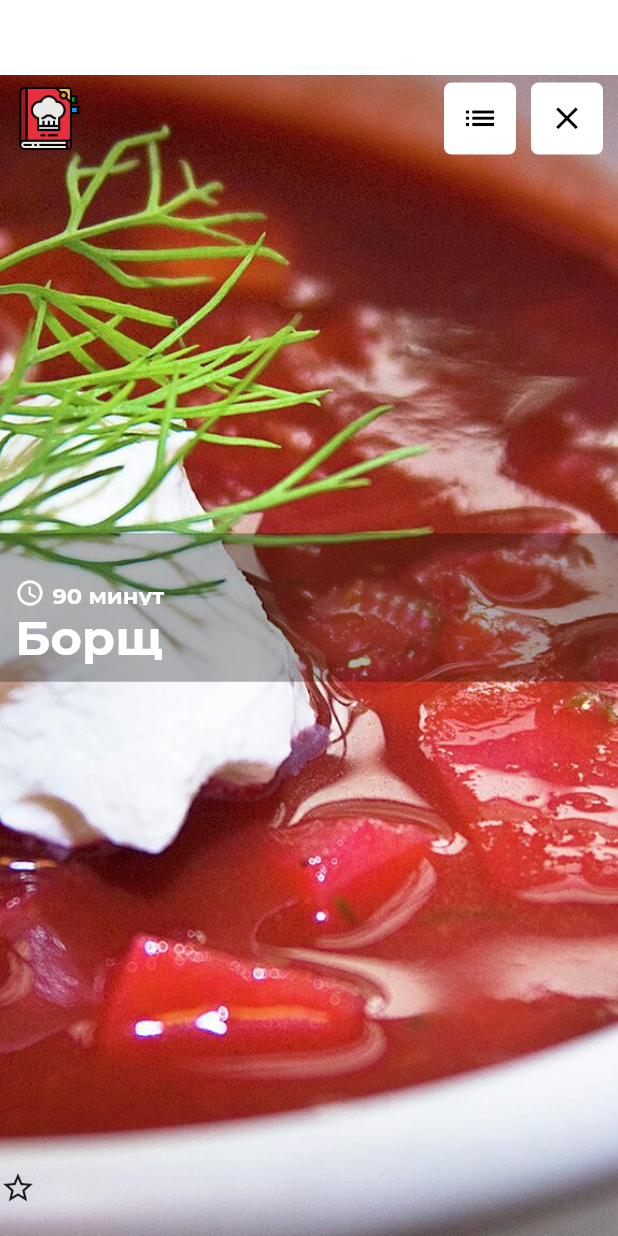
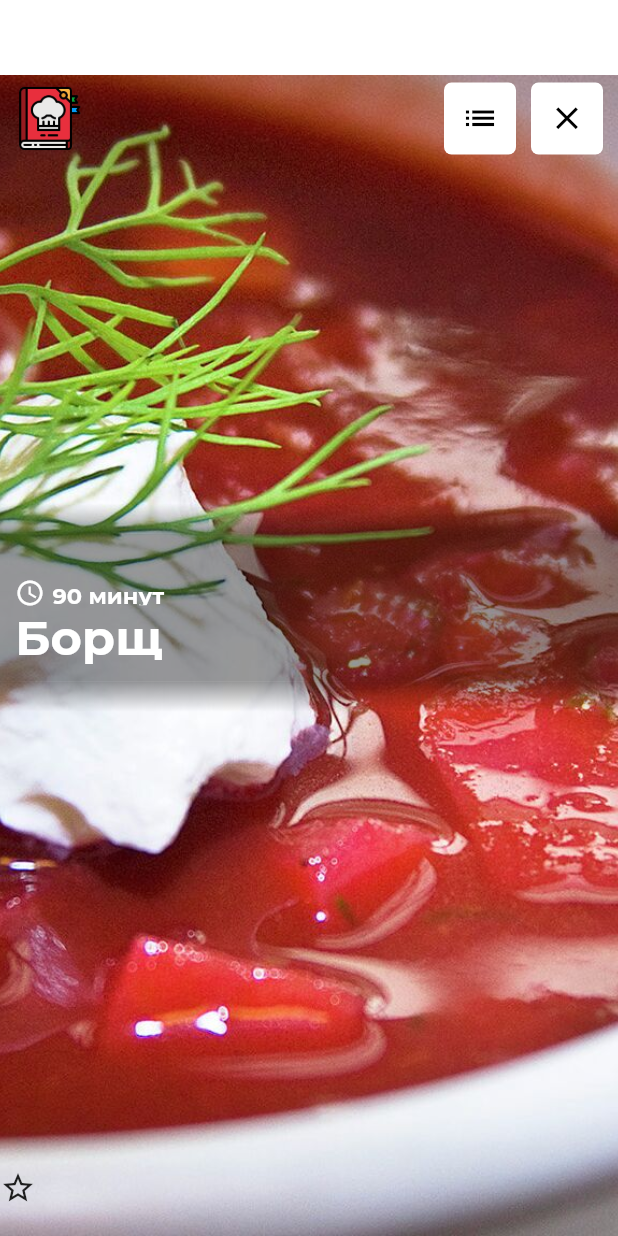
Before and after one commit to OlesiaPalchunova/voice-recipe, a Flutter app: the screen it shows after launch, after a tap on "Борщ", on a phone screen of 412 x 824 dp. Run offline on Flutter 3.47's test engine with Material 2 defaults, Android fonts, the phone set to English and light mode, and no system bars; our stand-ins replace flutter_tts, speech_to_text, video_player; project files that could hold a hidden picture were left out.

Commit message:
added linear gradient for recipe face page and recipe header

```diff
--- a/lib/components/recipe_header_card.dart
+++ b/lib/components/recipe_header_card.dart
@@ -38,11 +38,18 @@ class RecipeHeaderCard extends StatelessWidget {
               width: width,
               alignment: Alignment.centerLeft,
               decoration: BoxDecoration(
-                  color: Colors.black87.withOpacity(0.3),
+                gradient: LinearGradient(
+                  begin: Alignment.topCenter,
+                  end: Alignment.bottomCenter,
+                  colors: [
+                    Colors.black87.withOpacity(0.6),
+                    Colors.black87.withOpacity(0.0),
+                  ]
+                ),
                   borderRadius: BorderRadius.vertical(
                       top: Radius.circular(borderRadius))),
               // width: double.infinity,
-              padding: const EdgeInsets.fromLTRB(30, 40, 0, 5),
+              padding: const EdgeInsets.fromLTRB(30, 35, 0, 10),
               child: Text(
                 recipe.name,
                 style: const TextStyle(
@@ -54,25 +61,6 @@ class RecipeHeaderCard extends StatelessWidget {
             ),
           ])),
     );
-    // Card(
-    //   elevation: 40,
-    //   margin: const EdgeInsets.symmetric(vertical: 7),
-    //   child: ListTile(
-    //     hoverColor: Colors.black12,
-    //     dense: false,
-    //     title: Text(
-    //       recipe.name,
-    //       style: const TextStyle(
-    //           fontSize: 22,
-    //           fontFamily: "Montserrat",
-    //           color: Colors.black87),
-    //     ),
-    //     contentPadding: const EdgeInsets.all(10),
-    //     leading: Image(
-    //       image: AssetImage(recipe.faceImageUrl),
-    //     ),
-    //     onTap: () => _navigateToNextScreen(context, recipe),
-    //   ));
   }
 
   void _navigateToNextScreen(BuildContext context, Recipe recipe) {
--- a/lib/components/slides/recipe_face.dart
+++ b/lib/components/slides/recipe_face.dart
@@ -1,8 +1,6 @@
 import 'package:flutter/material.dart';
 
 import 'package:voice_recipe/model/recipes_info.dart';
-import 'package:voice_recipe/components/header_panel.dart';
-
 class RecipeFace extends StatelessWidget {
   const RecipeFace({
     Key? key,
@@ -26,11 +24,24 @@ class RecipeFace extends StatelessWidget {
           mainAxisAlignment: MainAxisAlignment.spaceBetween,
           children: [
             Container(),
+            Column(
+              children: [
+                Container(
+                  height: 20,
+                  decoration: BoxDecoration(
+                      gradient: LinearGradient(
+                          begin: Alignment.bottomCenter,
+                          end: Alignment.topCenter,
+                          colors: [
+                            Colors.black87.withOpacity(0.4),
+                            Colors.black87.withOpacity(0.0),
+                          ])),
+                ),
                 Container(
                   alignment: Alignment.centerLeft,
                   child: Container(
                     alignment: Alignment.centerLeft,
-                color: Colors.black87.withOpacity(0.3),
+                    color: Colors.black87.withOpacity(0.4),
                     padding: const EdgeInsets.symmetric(vertical: 10, horizontal: 10),
                     width: double.infinity,
                     child: Column(
@@ -74,6 +85,19 @@ class RecipeFace extends StatelessWidget {
                   ),
                 ),
                 Container(
+                  height: 20,
+                  decoration: BoxDecoration(
+                      gradient: LinearGradient(
+                          begin: Alignment.topCenter,
+                          end: Alignment.bottomCenter,
+                          colors: [
+                            Colors.black87.withOpacity(0.4),
+                            Colors.black87.withOpacity(0.0),
+                          ])),
+                ),
+              ],
+            ),
+            Container(
               margin: const EdgeInsets.symmetric(vertical: 20, horizontal: 0),
               alignment: Alignment.centerLeft,
               child: const Icon(Icons.star_border),
--- a/lib/components/slides/recipe_ingredients.dart
+++ b/lib/components/slides/recipe_ingredients.dart
@@ -16,7 +16,11 @@ class RecipeIngredients extends StatelessWidget {
   @override
   Widget build(BuildContext context) {
     return Container(
-      margin: const EdgeInsets.symmetric(vertical: 0, horizontal: 10),
+      decoration: BoxDecoration(
+        color: Colors.white,
+        borderRadius: BorderRadius.circular(6.0)
+      ),
+      margin: const EdgeInsets.symmetric(vertical: 10, horizontal: 10),
       padding: const EdgeInsets.symmetric(vertical: 5, horizontal: 10),
       child: Column(
         children: [
--- a/lib/components/slides/recipe_step.dart
+++ b/lib/components/slides/recipe_step.dart
@@ -46,7 +46,7 @@ class RecipeStepWidget extends StatelessWidget {
             ),
             SizedBox(
               // child: VideoPlayer(controller),
-              height: 510,
+              height: MediaQuery.of(context).size.height * 0.65,
               child: ClipRRect(
                 borderRadius: BorderRadius.circular(16.0),
                 child: Image(
--- a/lib/screens/recipe_screen.dart
+++ b/lib/screens/recipe_screen.dart
@@ -23,6 +23,7 @@ class RecipeScreen extends StatefulWidget {
 
   final Recipe recipe;
   final FlutterTts flutterTts = FlutterTts();
+  static const minSlideChangeDelayMillis = 500;
 
   @override
   State<RecipeScreen> createState() => _RecipeScreenState();
@@ -30,7 +31,7 @@ class RecipeScreen extends StatefulWidget {
 
 class _RecipeScreenState extends State<RecipeScreen> {
   int _slideId = 0;
-  int _lastDetect = DateTime.now().millisecondsSinceEpoch;
+  var lastSwipeTime = DateTime.now();
   late CommandsListener _listener;
 
   @override
@@ -140,12 +141,12 @@ class _RecipeScreenState extends State<RecipeScreen> {
 
   void _swipeHandler(DragUpdateDetails details) {
     int sensitivity = 0;
-    int cur = DateTime.now().millisecondsSinceEpoch;
-    if (cur - _lastDetect < 500) {
+    var cur = DateTime.now();
+    if (cur.difference(lastSwipeTime).inMilliseconds <= RecipeScreen.minSlideChangeDelayMillis) {
       return;
     }
     if (details.delta.dx != 0) {
-      _lastDetect = cur;
+      lastSwipeTime = cur;
     }
     if (details.delta.dx > sensitivity) {
       widget.flutterTts.stop();
```
Also changed, not shown: lib/components/commands_listener.dart (+14 -5 lines). Lines whose indentation alone changed are shown as unchanged.
